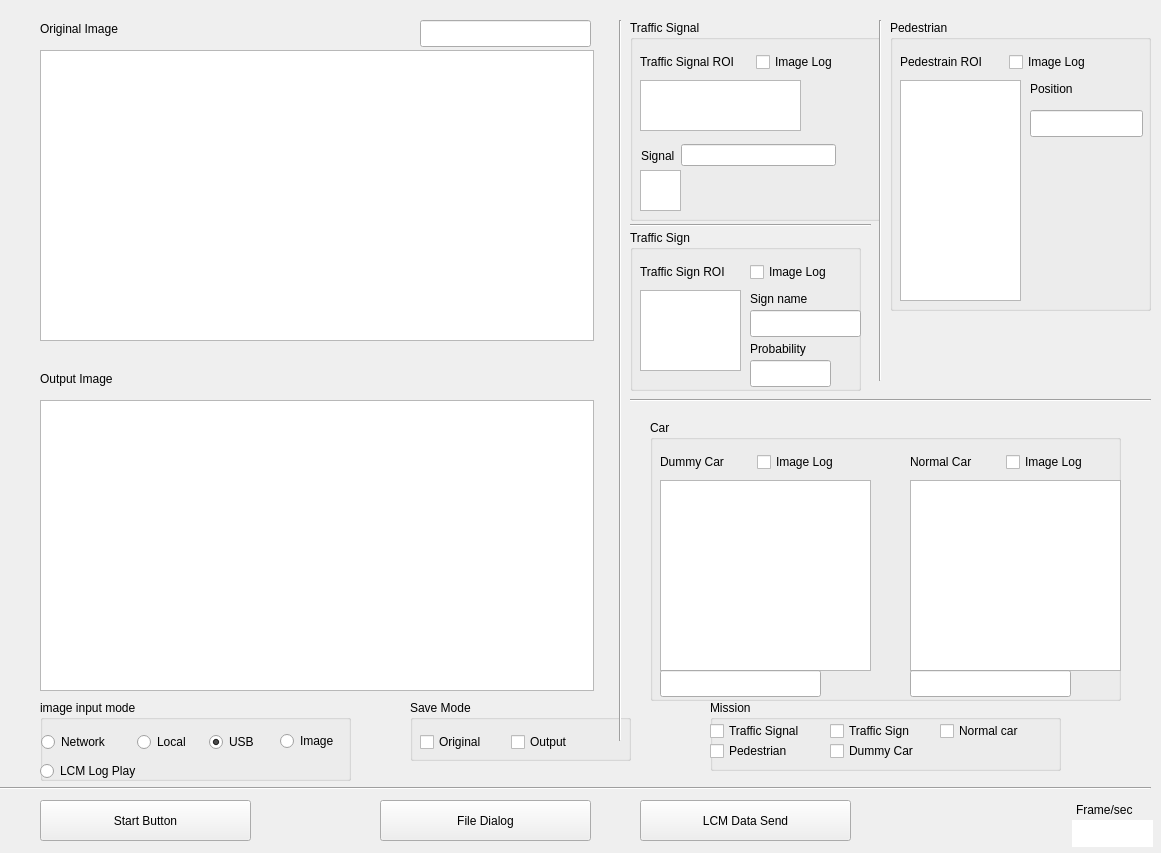
The window that front_camera/front_camera_detection.ui (Jun-Hong-7794/FrontCamera) describes before a commit, drawn with Qt 5.
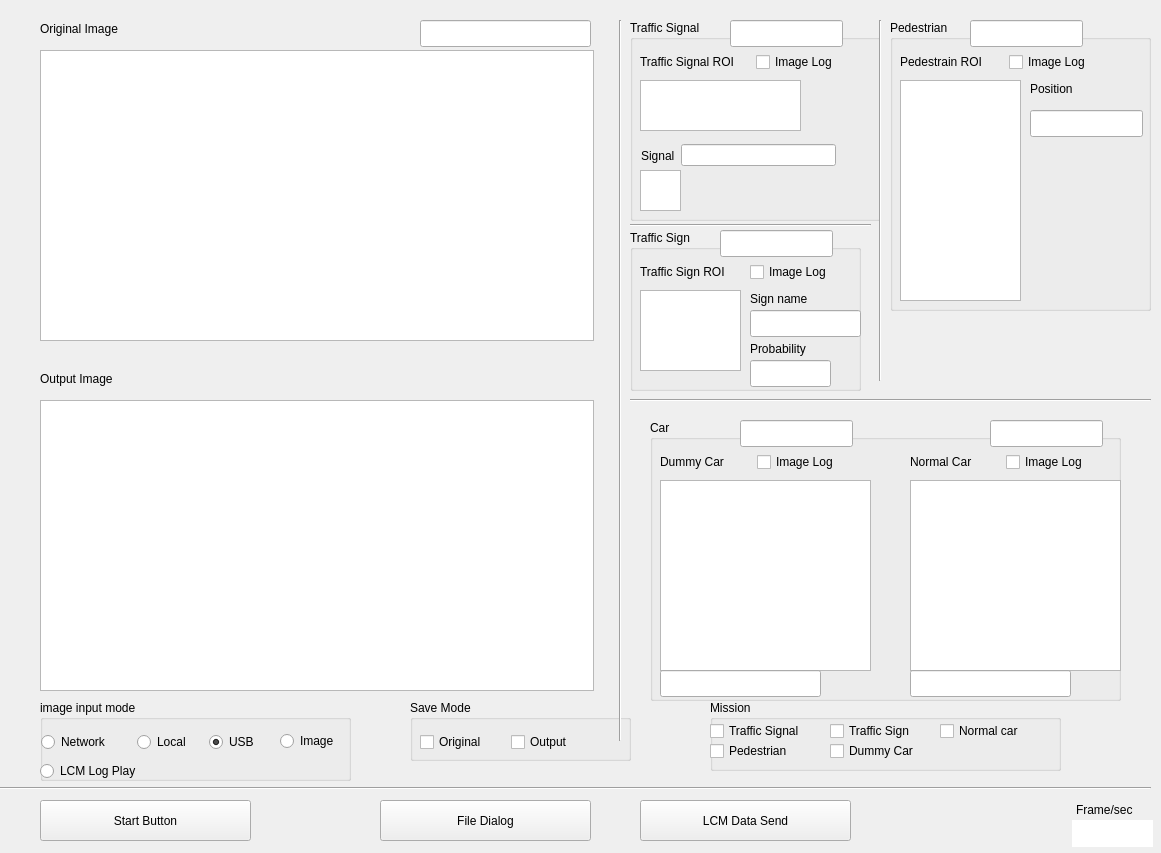
The same window after the commit.

Commit message: add ratio threashold

Patch:
```diff
--- a/front_camera/front_camera_detection.ui
+++ b/front_camera/front_camera_detection.ui
@@ -342,6 +342,16 @@
      </item>
     </layout>
    </widget>
+   <widget class="QLineEdit" name="ed_signal_ratio">
+    <property name="geometry">
+     <rect>
+      <x>100</x>
+      <y>0</y>
+      <width>113</width>
+      <height>27</height>
+     </rect>
+    </property>
+   </widget>
   </widget>
   <widget class="QGroupBox" name="groupBox_3">
    <property name="geometry">
@@ -443,6 +453,16 @@
      <bool>true</bool>
     </property>
    </widget>
+   <widget class="QLineEdit" name="ed_sign_ratio">
+    <property name="geometry">
+     <rect>
+      <x>90</x>
+      <y>0</y>
+      <width>113</width>
+      <height>27</height>
+     </rect>
+    </property>
+   </widget>
   </widget>
   <widget class="QGroupBox" name="groupBox_4">
    <property name="geometry">
@@ -518,6 +538,16 @@
      </item>
     </layout>
    </widget>
+   <widget class="QLineEdit" name="ed_pedestrian_ratio">
+    <property name="geometry">
+     <rect>
+      <x>80</x>
+      <y>0</y>
+      <width>113</width>
+      <height>27</height>
+     </rect>
+    </property>
+   </widget>
   </widget>
   <widget class="QGroupBox" name="groupBox_5">
    <property name="geometry">
@@ -729,6 +759,26 @@
      <bool>true</bool>
     </property>
    </widget>
+   <widget class="QLineEdit" name="ed_dummy_car_ratio">
+    <property name="geometry">
+     <rect>
+      <x>90</x>
+      <y>0</y>
+      <width>113</width>
+      <height>27</height>
+     </rect>
+    </property>
+   </widget>
+   <widget class="QLineEdit" name="ed_normal_car_ratio">
+    <property name="geometry">
+     <rect>
+      <x>340</x>
+      <y>0</y>
+      <width>113</width>
+      <height>27</height>
+     </rect>
+    </property>
+   </widget>
   </widget>
   <widget class="Line" name="line_3">
    <property name="geometry">
```
The commit also changes 14 other files.
